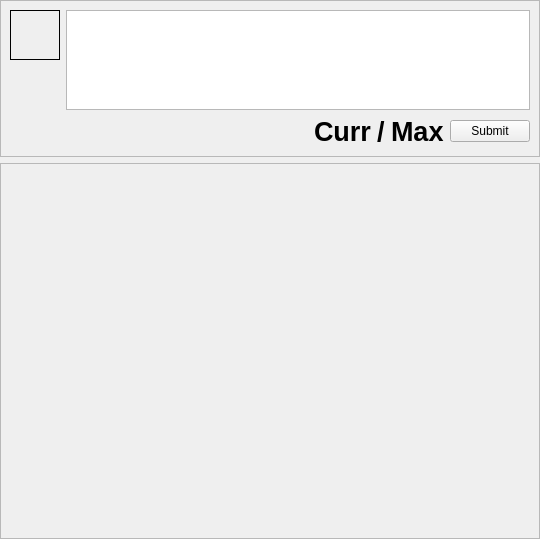
The window that ui/ForumView.ui (dmzdev/stance) describes before a commit, drawn with Qt 5.
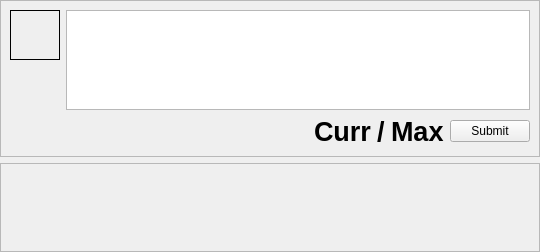
The same window after the commit.

```diff
--- a/ui/ForumView.ui
+++ b/ui/ForumView.ui
@@ -7,13 +7,16 @@
     <x>0</x>
     <y>0</y>
     <width>540</width>
-    <height>539</height>
+    <height>252</height>
    </rect>
   </property>
   <property name="windowTitle">
    <string>Forum</string>
   </property>
   <layout class="QVBoxLayout" name="verticalLayout">
+   <property name="sizeConstraint">
+    <enum>QLayout::SetMinAndMaxSize</enum>
+   </property>
    <property name="margin">
     <number>0</number>
    </property>
@@ -195,7 +198,7 @@
         <x>0</x>
         <y>0</y>
         <width>538</width>
-        <height>363</height>
+        <height>76</height>
        </rect>
       </property>
       <property name="sizePolicy">
```
